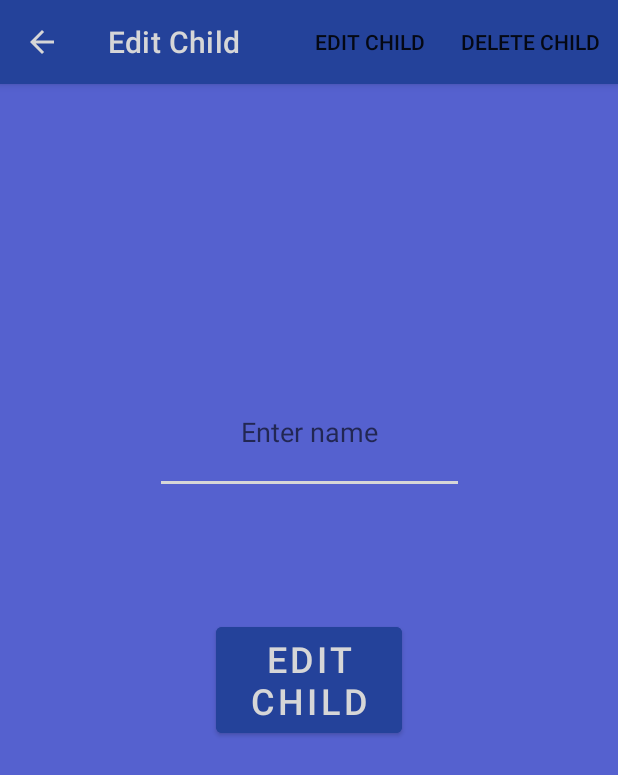
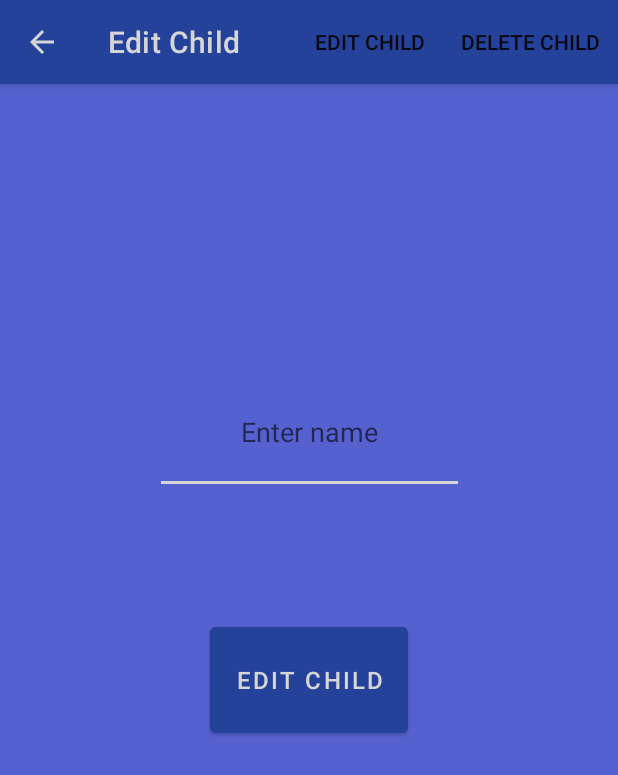
Before and after one commit to harjap60/Parent-App, an Android app: the AddChildActivity screen opened directly, with no data from a screen before it, on a phone screen of 412 x 824 dp. Shown: the top 775 px of the screen. Run offline under Robolectric (Android 15) with nearby library versions, the phone set to English and light mode, and no system bars; 2 statements that could not run were skipped.

Commit message:
Update UI for xmls

```diff
--- a/app/src/main/res/layout/activity_add_child.xml
+++ b/app/src/main/res/layout/activity_add_child.xml
@@ -30,14 +30,6 @@
 
     </com.google.android.material.appbar.AppBarLayout>
 
-    <!--
-    <androidx.constraintlayout.widget.Guideline
-        android:id="@+id/guideline_bottom_toolbar"
-        android:layout_width="wrap_content"
-        android:layout_height="wrap_content"
-        android:orientation="horizontal"
-        app:layout_constraintGuide_percent="0.10" />
-    -->
 
     <!-- CHILD NAME EDIT TEXT AND GUIDELINES -->
     <EditText
@@ -90,7 +82,7 @@
     <!-- =================================== -->
 
 
-    <!-- ADD CHILD BUTTON AND GUIDELINEs -->
+    <!-- ADD CHILD BUTTON AND GUIDELINES -->
     <Button
         android:id="@+id/add_child_button"
         android:layout_width="0dp"
@@ -102,6 +94,7 @@
         android:autoSizeTextType="uniform"
         android:backgroundTint="?colorPrimaryVariant"
         android:gravity="center"
+        android:maxLines="1"
 
         android:text="@string/add_child_button_text"
         app:layout_constraintStart_toStartOf="@id/guideline_start_button_add_child"
@@ -121,14 +114,14 @@
         android:layout_width="wrap_content"
         android:layout_height="wrap_content"
         android:orientation="vertical"
-        app:layout_constraintGuide_percent="0.35" />
+        app:layout_constraintGuide_percent="0.34" />
 
     <androidx.constraintlayout.widget.Guideline
         android:id="@+id/guideline_end_button_add_child"
         android:layout_width="wrap_content"
         android:layout_height="wrap_content"
         android:orientation="vertical"
-        app:layout_constraintGuide_percent="0.65" />
+        app:layout_constraintGuide_percent="0.66" />
 
     <androidx.constraintlayout.widget.Guideline
         android:id="@+id/guideline_bottom_button_add_child"
--- a/app/src/main/res/layout/activity_child_list.xml
+++ b/app/src/main/res/layout/activity_child_list.xml
@@ -39,6 +39,7 @@
         android:backgroundTint="?colorPrimaryVariant"
         android:src="@drawable/ic_baseline_add_white_24"
         app:fabSize="normal"
+        app:rippleColor="@color/white"
 
         app:layout_constraintEnd_toEndOf="parent"
         app:layout_constraintBottom_toBottomOf="parent"/>
```
Also changed, not shown: app/src/main/res/layout/child_name_view.xml (+4 -4 lines).
